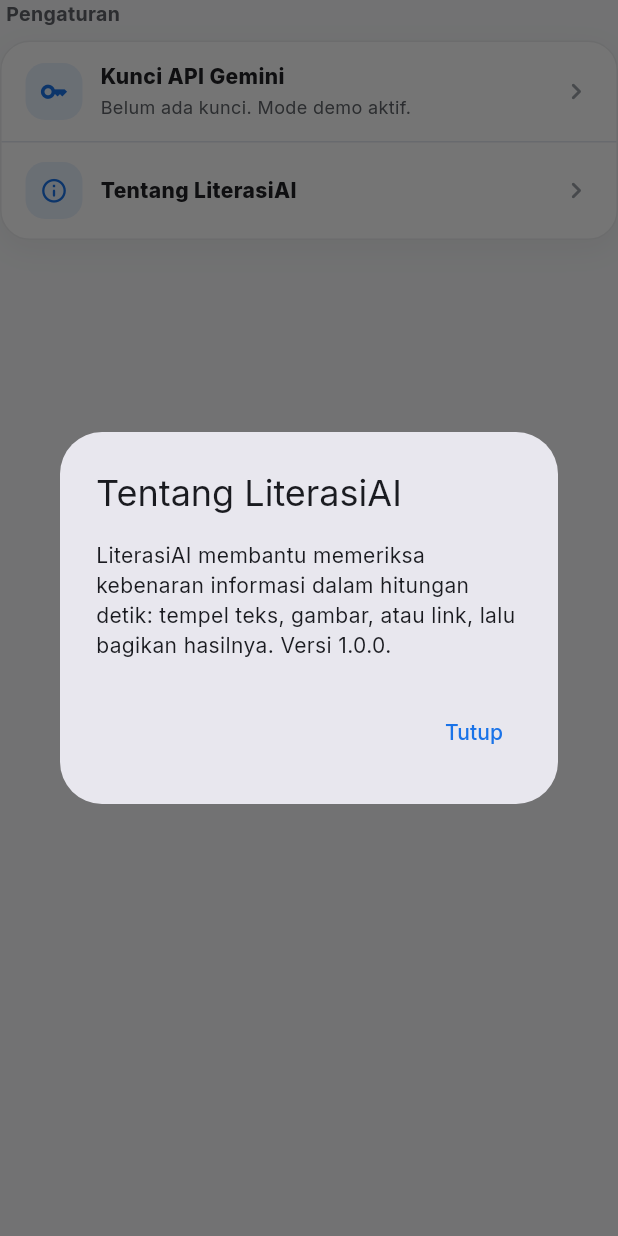
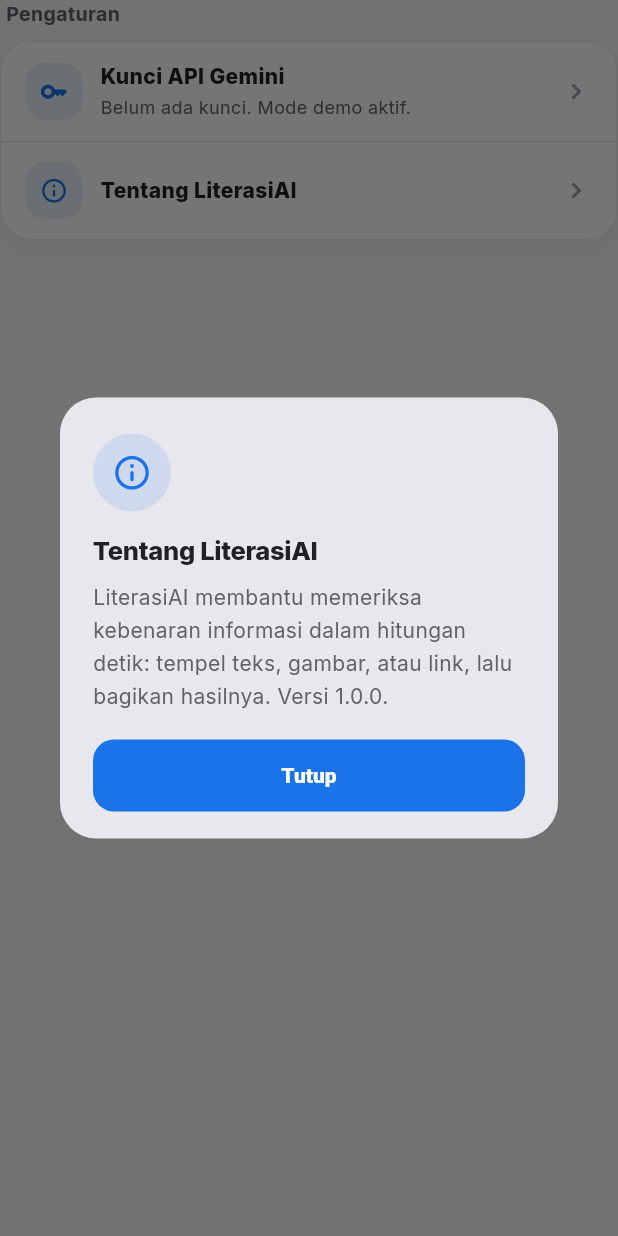
Before and after one commit to andrest1101/literasi-ai, a Flutter app: the _SettingsGroup widget shown alone on an empty page, opened directly with empty values, after a tap on "Tentang LiterasiAI", on a phone screen of 412 x 824 dp. Run offline on Flutter 3.47's test engine with Material 3 defaults, Android fonts, the phone set to English and light mode, and no system bars; our stand-ins replace cloud_firestore, firebase_auth, firebase_core, flutter_riverpod, flutter_secure_storage, google_generative_ai and 5 more; accounts and stored records are empty.

Commit message:
feat(profile): unifikasi dialog satu keluarga + haptic keluar

```diff
--- a/lib/features/score/presentation/screens/profile_screen.dart
+++ b/lib/features/score/presentation/screens/profile_screen.dart
@@ -1,5 +1,6 @@
 import 'package:firebase_auth/firebase_auth.dart';
 import 'package:flutter/material.dart';
+import 'package:flutter/services.dart';
 import 'package:flutter_riverpod/flutter_riverpod.dart';
 
 import '../../../../core/constants/app_colors.dart';
@@ -552,15 +553,13 @@
                 last: true,
                 onTap: () => showDialog<void>(
                   context: context,
-                  builder: (_) => AlertDialog(
-                    title: const Text(AppStrings.profileAboutRow),
-                    content: const Text(AppStrings.profileAboutBody),
-                    actions: [
-                      TextButton(
-                        onPressed: () => Navigator.of(context).pop(),
-                        child: const Text(AppStrings.profileAboutClose),
-                      ),
-                    ],
+                  builder: (_) => _ProfileDialog(
+                    icon: Icons.info_outline_rounded,
+                    accent: AppColors.primary,
+                    title: AppStrings.profileAboutRow,
+                    body: AppStrings.profileAboutBody,
+                    primaryLabel: AppStrings.profileAboutClose,
+                    onPrimary: () => Navigator.of(context).pop(),
                   ),
                 ),
               ),
@@ -595,22 +594,19 @@
   }
 
   Future<void> _confirmLogout(BuildContext context, WidgetRef ref) async {
+    HapticFeedback.mediumImpact();
     final ok = await showDialog<bool>(
       context: context,
-      builder: (_) => AlertDialog(
-        title: const Text(AppStrings.profileLogoutTitle),
-        content: const Text(AppStrings.profileLogoutBody),
-        actions: [
-          TextButton(
-            onPressed: () => Navigator.of(context).pop(false),
-            child: const Text(AppStrings.profileLogoutCancel),
-          ),
-          FilledButton(
-            onPressed: () => Navigator.of(context).pop(true),
-            style: FilledButton.styleFrom(backgroundColor: AppColors.danger),
-            child: const Text(AppStrings.profileLogoutConfirm),
-          ),
-        ],
+      builder: (_) => _ProfileDialog(
+        icon: Icons.logout_rounded,
+        accent: AppColors.danger,
+        title: AppStrings.profileLogoutTitle,
+        body: AppStrings.profileLogoutBody,
+        primaryLabel: AppStrings.profileLogoutConfirm,
+        primaryDanger: true,
+        onPrimary: () => Navigator.of(context).pop(true),
+        secondaryLabel: AppStrings.profileLogoutCancel,
+        onSecondary: () => Navigator.of(context).pop(false),
       ),
     );
     if (ok != true || !context.mounted) return;
@@ -622,15 +618,13 @@
       // untuk present).
       await showDialog<void>(
         context: context,
-        builder: (_) => AlertDialog(
-          title: const Text(AppStrings.profileLogoutTitle),
-          content: const Text(AppStrings.profileLogoutFailed),
-          actions: [
-            TextButton(
-              onPressed: () => Navigator.of(context).pop(),
-              child: const Text(AppStrings.profileAboutClose),
-            ),
-          ],
+        builder: (_) => _ProfileDialog(
+          icon: Icons.cloud_off_outlined,
+          accent: AppColors.danger,
+          title: AppStrings.profileLogoutTitle,
+          body: AppStrings.profileLogoutFailed,
+          primaryLabel: AppStrings.profileAboutClose,
+          onPrimary: () => Navigator.of(context).pop(),
         ),
       );
       return;
@@ -638,6 +632,107 @@
     ref.invalidate(historyUserIdProvider);
     ref.invalidate(scoreProvider);
     ref.invalidate(apiKeyControllerProvider);
+  }
+}
+
+/// Dialog khas Profil: ikon medallion + judul + body + aksi.
+///
+/// Menggantikan `AlertDialog` generik di 3 callsite tab ini (konfirmasi
+/// keluar, gagal keluar, Tentang) agar satu keluarga: medallion 48px
+/// tint aksen + judul 17px + body 14px + tombol primer penuh + sekunder
+/// teks. Copy tidak berubah (dikunci test).
+class _ProfileDialog extends StatelessWidget {
+  const _ProfileDialog({
+    required this.icon,
+    required this.accent,
+    required this.title,
+    required this.body,
+    required this.primaryLabel,
+    required this.onPrimary,
+    this.primaryDanger = false,
+    this.secondaryLabel,
+    this.onSecondary,
+  });
+
+  final IconData icon;
+  final Color accent;
+  final String title;
+  final String body;
+  final String primaryLabel;
+  final VoidCallback onPrimary;
+  final bool primaryDanger;
+  final String? secondaryLabel;
+  final VoidCallback? onSecondary;
+
+  @override
+  Widget build(BuildContext context) {
+    return Dialog(
+      shape: RoundedRectangleBorder(borderRadius: BorderRadius.circular(24)),
+      child: Padding(
+        padding: const EdgeInsets.fromLTRB(22, 24, 22, 18),
+        child: Column(
+          mainAxisSize: MainAxisSize.min,
+          crossAxisAlignment: CrossAxisAlignment.stretch,
+          children: [
+            Container(
+              width: 52,
+              height: 52,
+              alignment: Alignment.centerLeft,
+              child: Container(
+                width: 52,
+                height: 52,
+                decoration: BoxDecoration(
+                  shape: BoxShape.circle,
+                  color: accent.withValues(alpha: 0.12),
+                ),
+                child: Icon(icon, size: 27, color: accent),
+              ),
+            ),
+            const SizedBox(height: 14),
+            Text(
+              title,
+              style: const TextStyle(
+                fontSize: 17,
+                fontWeight: FontWeight.w800,
+                letterSpacing: -0.2,
+                color: AppColors.textPrimary,
+              ),
+            ),
+            const SizedBox(height: 8),
+            Text(
+              body,
+              style: const TextStyle(
+                fontSize: 14,
+                height: 1.6,
+                color: AppColors.textSecondary,
+              ),
+            ),
+            const SizedBox(height: 18),
+            SizedBox(
+              height: 48,
+              child: FilledButton(
+                onPressed: onPrimary,
+                style: FilledButton.styleFrom(
+                  backgroundColor: primaryDanger
+                      ? AppColors.danger
+                      : AppColors.primary,
+                  foregroundColor: Colors.white,
+                  shape: RoundedRectangleBorder(
+                    borderRadius: BorderRadius.circular(14),
+                  ),
+                  textStyle: const TextStyle(fontWeight: FontWeight.w800),
+                ),
+                child: Text(primaryLabel, overflow: TextOverflow.ellipsis),
+              ),
+            ),
+            if (secondaryLabel != null && onSecondary != null) ...[
+              const SizedBox(height: 4),
+              TextButton(onPressed: onSecondary, child: Text(secondaryLabel!)),
+            ],
+          ],
+        ),
+      ),
+    );
   }
 }
 
```
Also changed, not shown: 2 other files.
